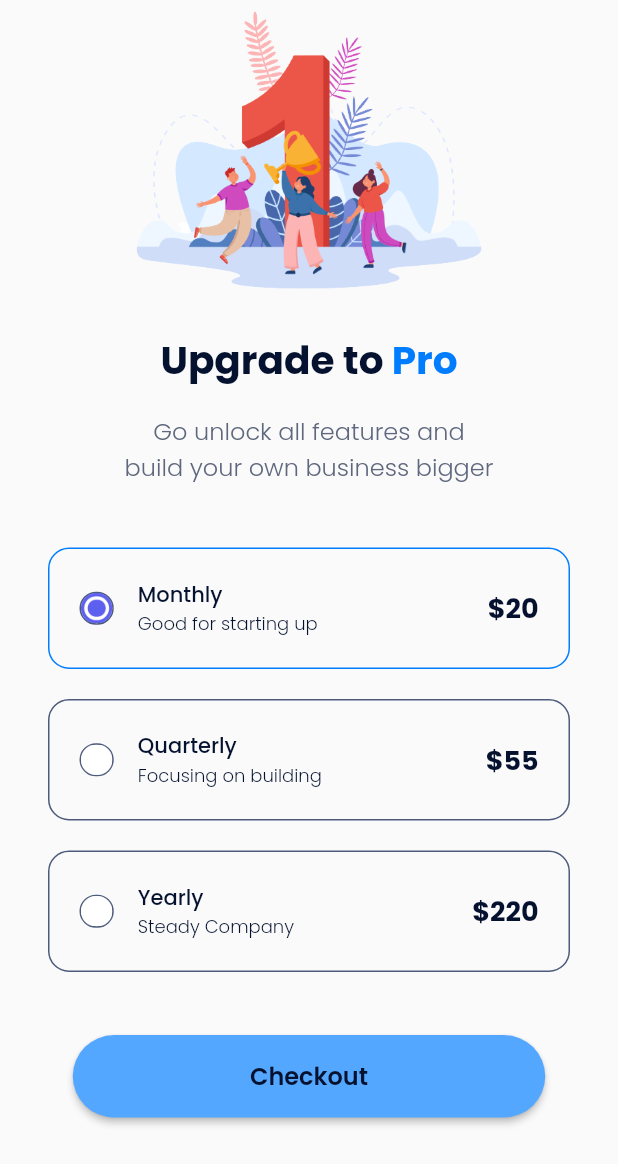
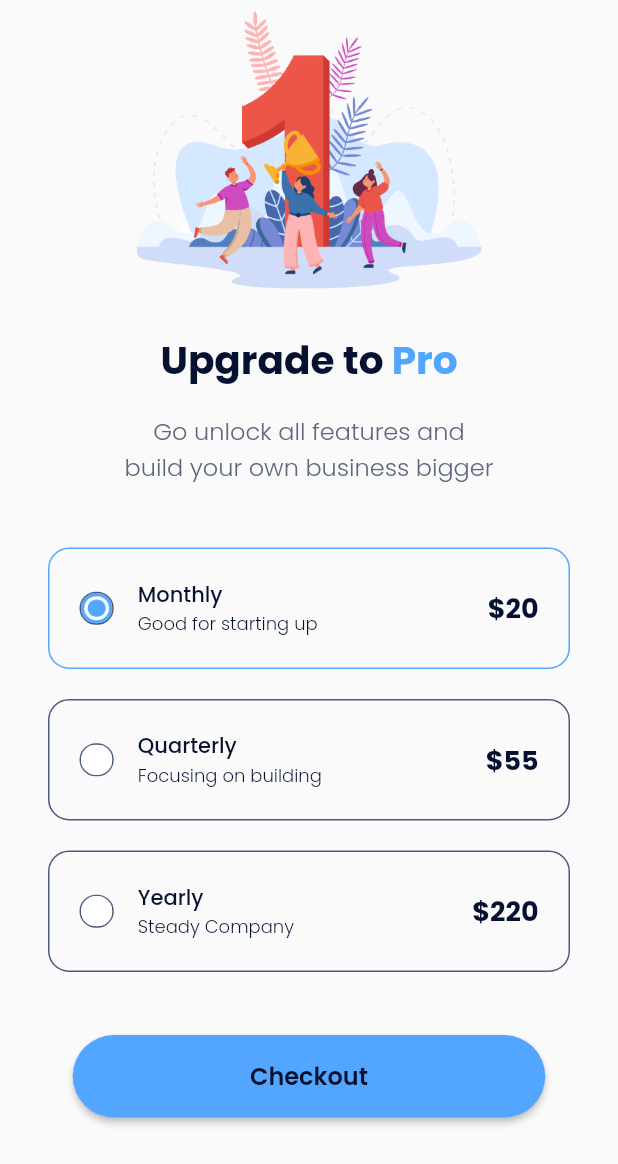
Before and after one commit to MuhammadAbdiel/basic-state-management-flutter, a Flutter app: the screen it shows after launch, after a tap on "Monthly", on a phone screen of 412 x 824 dp. Shown: the top 1164 px of the screen. Run offline on Flutter 3.47's test engine with Material 2 defaults, Android fonts, the phone set to English and light mode, and no system bars; our stand-ins replace google_fonts.

Commit message:
Update image and Color

```diff
--- a/lib/main.dart
+++ b/lib/main.dart
@@ -1,7 +1,5 @@
 import 'package:flutter/material.dart';
-import 'package:flutter_state_management/application_state.dart';
 import 'package:flutter_state_management/theme.dart';
-import 'package:provider/provider.dart';
 
 void main() {
   runApp(const MyApp());
@@ -37,7 +35,7 @@ class _MyAppState extends State<MyApp> {
           decoration: BoxDecoration(
             border: Border.all(
               color: selectedIndex == index
-                  ? const Color(0xff007dff)
+                  ? const Color.fromARGB(255, 82, 166, 255)
                   : const Color(0xff4d5b7c),
             ),
             borderRadius: BorderRadius.circular(14),
@@ -125,7 +123,7 @@ class _MyAppState extends State<MyApp> {
             height: 55,
             child: ElevatedButton(
               style: ElevatedButton.styleFrom(
-                primary: const Color.fromARGB(255, 84, 167, 255),
+                primary: const Color.fromARGB(255, 82, 166, 255),
                 shape: RoundedRectangleBorder(
                   borderRadius: BorderRadius.circular(75),
                 ),
--- a/lib/theme.dart
+++ b/lib/theme.dart
@@ -12,7 +12,7 @@ TextStyle title = GoogleFonts.poppins(
 TextStyle proText = GoogleFonts.poppins(
   fontSize: 26,
   fontWeight: FontWeight.w700,
-  color: const Color(0xff007dff),
+  color: const Color.fromARGB(255, 82, 166, 255),
 );
 
 TextStyle subTitle = GoogleFonts.poppins(
```
Also changed, not shown: assets/images/1.png, assets/images/2.png, assets/images/3.png, assets/images/4.png, assets/images/selected.png.
